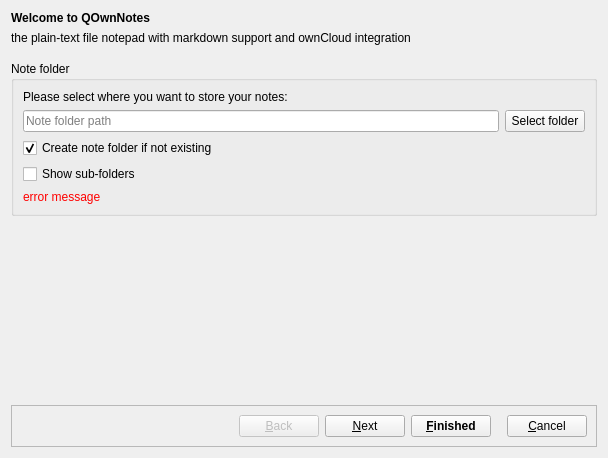
Above: qownnotes/dialogs/welcomedialog.ui from Samael340/qownnotes_alt before the change. Below: the same form after it.
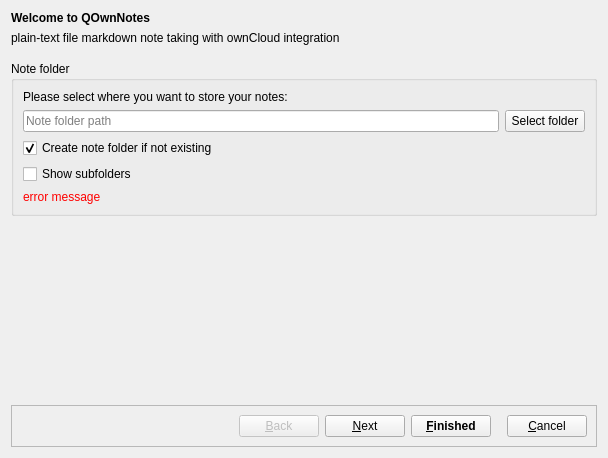
That is the form after the change. Icons and pictures are not drawn. Custom widgets are drawn as their Qt base class.

Patch:
```diff
--- a/qownnotes/dialogs/welcomedialog.ui
+++ b/qownnotes/dialogs/welcomedialog.ui
@@ -21,7 +21,7 @@
    <item row="1" column="0">
     <widget class="QLabel" name="subHeadlineLabel">
      <property name="text">
-      <string>the plain-text file notepad with markdown support and ownCloud integration</string>
+      <string>plain-text file markdown note taking with ownCloud integration</string>
      </property>
      <property name="wordWrap">
       <bool>true</bool>
@@ -243,7 +243,7 @@
           <item row="3" column="0">
            <widget class="QCheckBox" name="showNoteSubFoldersCheckBox">
             <property name="text">
-             <string>Show sub-folders</string>
+             <string>Show subfolders</string>
             </property>
            </widget>
           </item>
```
